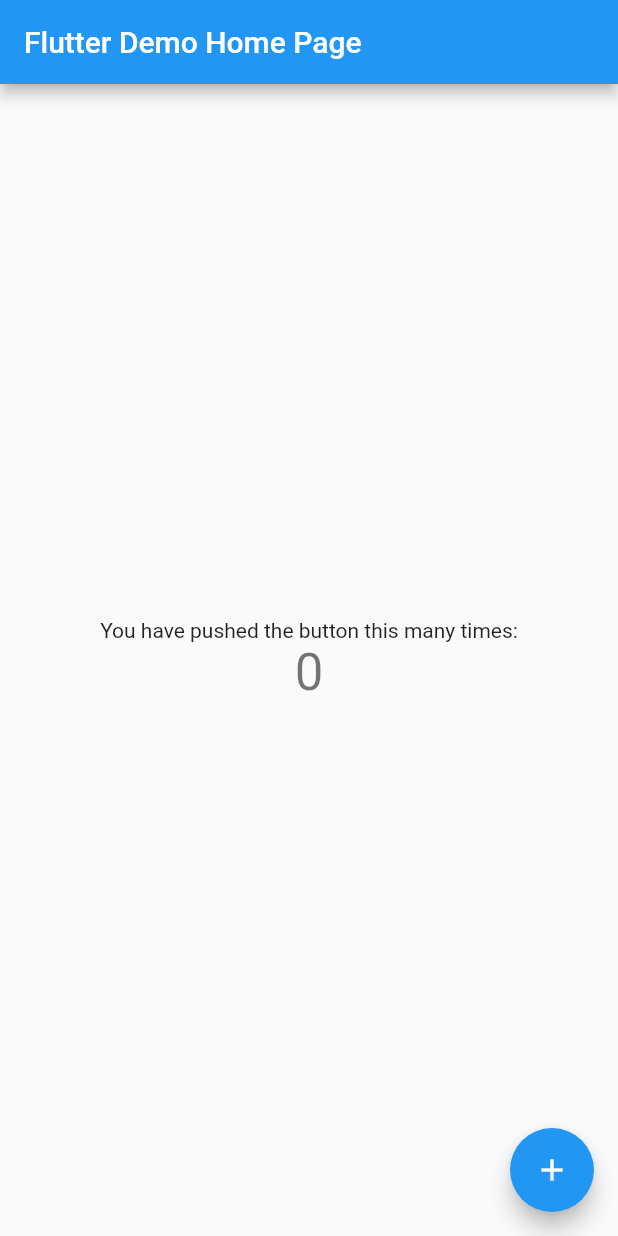
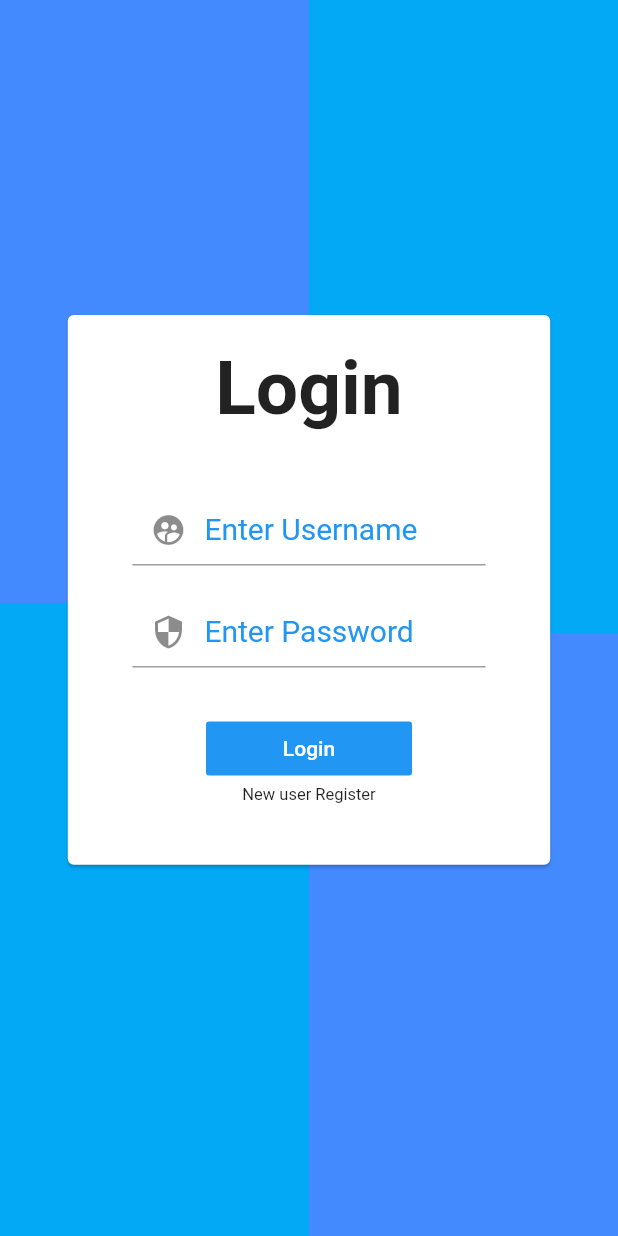
Before and after one commit to oswalgopal/First-Flutter-App, a Flutter app: the screen it shows after launch, on a phone screen of 412 x 824 dp. Run offline on Flutter 3.47's test engine with Material 2 defaults, Android fonts, the phone set to English and light mode, and no system bars.

Commit message:
added login page

```diff
--- a/lib/Signup.dart
+++ b/lib/Signup.dart
@@ -0,0 +1,18 @@
+import 'package:flutter/material.dart';
+
+class Signup extends StatefulWidget {
+  @override
+  _SignupState createState() => _SignupState();
+}
+
+class _SignupState extends State<Signup> {
+  @override
+  Widget build(BuildContext context) {
+    return Scaffold(
+      body: SafeArea(
+          child: Text('Hello Login page')
+      ),
+      backgroundColor: Colors.blue,
+    );
+  }
+}
--- a/lib/home.dart
+++ b/lib/home.dart
@@ -0,0 +1,18 @@
+import 'package:flutter/material.dart';
+
+class Home extends StatefulWidget {
+  @override
+  _HomeState createState() => _HomeState();
+}
+
+class _HomeState extends State<Home> {
+  @override
+  Widget build(BuildContext context) {
+    return Scaffold(
+      body: SafeArea(
+          child: Text('Hello Home page')
+      ),
+      backgroundColor: Colors.blue,
+    );
+  }
+}
--- a/lib/login.dart
+++ b/lib/login.dart
@@ -0,0 +1,108 @@
+import 'package:flutter/gestures.dart';
+import 'package:flutter/material.dart';
+
+class Login extends StatefulWidget {
+  @override
+  _LoginState createState() => _LoginState();
+}
+
+class _LoginState extends State<Login> {
+  @override
+  Widget build(BuildContext context) {
+    return Scaffold(
+      body: SafeArea(
+          child: Stack(
+            children: <Widget>[
+              Container(
+                child: Row(
+                  children: <Widget>[
+                    Column(
+                      children: <Widget>[
+                        Container(width: MediaQuery.of(context).size.width / 2, height: MediaQuery.of(context).size.height / 2.05, color: Colors.blueAccent),
+                      ],
+                    ),
+                    Column(
+                      mainAxisAlignment: MainAxisAlignment.end,
+                      children: <Widget>[
+                        Container(width: MediaQuery.of(context).size.width / 2, height: MediaQuery.of(context).size.height / 2.05, color: Colors.blueAccent),
+                      ],
+                    ),
+                  ],),
+              ),
+              Positioned(
+                top: MediaQuery.of(context).size.height / 4,
+                left: MediaQuery.of(context).size.width / 10,
+                child: Container(
+                  width: MediaQuery.of(context).size.width / 1.25,
+                  height: MediaQuery.of(context).size.height / 2.2,
+                  child: Card(
+                    child: Column(
+                      children: <Widget>[
+                        Padding(
+                            padding: EdgeInsets.all(20),
+                            child: Text('Login', style: TextStyle(fontSize: 50, fontWeight: FontWeight.bold))
+                        ),
+                        Container(
+                          margin: EdgeInsets.fromLTRB(0, 20, 0, 0),
+                          width: MediaQuery.of(context).size.width / 1.75,
+                          child: TextField(
+                            decoration: InputDecoration(
+                                hintText: 'Enter Username',
+                                hintStyle: TextStyle(
+                                    color: Colors.blue,
+                                    fontSize: 20
+                                ),
+                                fillColor: Colors.blue,
+                                prefixIcon: new Icon(Icons.supervised_user_circle),
+                            ),
+                          ),
+                        ),
+                        Container(
+                          margin: EdgeInsets.fromLTRB(0, 20, 0, 0),
+                          width: MediaQuery.of(context).size.width / 1.75,
+                          child: TextFormField(
+                            obscureText: true,
+                            validator: (val) => val.length < 6 ? 'sdkfjskdlfj' : null,
+                            decoration: InputDecoration(
+                              hintText: 'Enter Password',
+                              hintStyle: TextStyle(
+                                color: Colors.blue,
+                                fontSize: 20
+                              ),
+                              fillColor: Colors.blue,
+                              prefixIcon: new Icon(Icons.security),
+                            ),
+                          ),
+                        ),
+                        Container(
+                          width: MediaQuery.of(context).size.width / 3,
+                          margin: EdgeInsets.fromLTRB(0, 30, 0, 0),
+                          child: FlatButton(
+                            color: Colors.blue,
+                            textColor: Colors.white,
+                            child: Text('Login'),
+                            onPressed: () {
+                              Navigator.pushNamed(context, '/home');
+                            },
+                          ),
+                        ),
+                        GestureDetector(
+                          onTap: () {
+                            Navigator.pushNamed(context, '/signup');
+                          },
+                          child: Text('New user Register', style: TextStyle(
+                            fontSize: 11
+                          ),),
+                        )
+                      ],
+                    ),
+                  ),
+                ),
+              ),
+            ]
+          )
+      ),
+      backgroundColor: Colors.lightBlue,
+    );
+  }
+}
--- a/lib/main.dart
+++ b/lib/main.dart
@@ -1,111 +1,12 @@
+import 'package:crm/Signup.dart';
+import 'package:crm/login.dart';
 import 'package:flutter/material.dart';
-
-void main() => runApp(MyApp());
-
-class MyApp extends StatelessWidget {
-  // This widget is the root of your application.
-  @override
-  Widget build(BuildContext context) {
-    return MaterialApp(
-      title: 'Flutter Demo',
-      theme: ThemeData(
-        // This is the theme of your application.
-        //
-        // Try running your application with "flutter run". You'll see the
-        // application has a blue toolbar. Then, without quitting the app, try
-        // changing the primarySwatch below to Colors.green and then invoke
-        // "hot reload" (press "r" in the console where you ran "flutter run",
-        // or simply save your changes to "hot reload" in a Flutter IDE).
-        // Notice that the counter didn't reset back to zero; the application
-        // is not restarted.
-        primarySwatch: Colors.blue,
-      ),
-      home: MyHomePage(title: 'Flutter Demo Home Page'),
-    );
-  }
-}
-
-class MyHomePage extends StatefulWidget {
-  MyHomePage({Key key, this.title}) : super(key: key);
-
-  // This widget is the home page of your application. It is stateful, meaning
-  // that it has a State object (defined below) that contains fields that affect
-  // how it looks.
-
-  // This class is the configuration for the state. It holds the values (in this
-  // case the title) provided by the parent (in this case the App widget) and
-  // used by the build method of the State. Fields in a Widget subclass are
-  // always marked "final".
-
-  final String title;
-
-  @override
-  _MyHomePageState createState() => _MyHomePageState();
-}
-
-class _MyHomePageState extends State<MyHomePage> {
-  int _counter = 0;
-
-  void _incrementCounter() {
-    setState(() {
-      // This call to setState tells the Flutter framework that something has
-      // changed in this State, which causes it to rerun the build method below
-      // so that the display can reflect the updated values. If we changed
-      // _counter without calling setState(), then the build method would not be
-      // called again, and so nothing would appear to happen.
-      _counter++;
-    });
-  }
-
-  @override
-  Widget build(BuildContext context) {
-    // This method is rerun every time setState is called, for instance as done
-    // by the _incrementCounter method above.
-    //
-    // The Flutter framework has been optimized to make rerunning build methods
-    // fast, so that you can just rebuild anything that needs updating rather
-    // than having to individually change instances of widgets.
-    return Scaffold(
-      appBar: AppBar(
-        // Here we take the value from the MyHomePage object that was created by
-        // the App.build method, and use it to set our appbar title.
-        title: Text(widget.title),
-      ),
-      body: Center(
-        // Center is a layout widget. It takes a single child and positions it
-        // in the middle of the parent.
-        child: Column(
-          // Column is also a layout widget. It takes a list of children and
-          // arranges them vertically. By default, it sizes itself to fit its
-          // children horizontally, and tries to be as tall as its parent.
-          //
-          // Invoke "debug painting" (press "p" in the console, choose the
-          // "Toggle Debug Paint" action from the Flutter Inspector in Android
-          // Studio, or the "Toggle Debug Paint" command in Visual Studio Code)
-          // to see the wireframe for each widget.
-          //
-          // Column has various properties to control how it sizes itself and
-          // how it positions its children. Here we use mainAxisAlignment to
-          // center the children vertically; the main axis here is the vertical
-          // axis because Columns are vertical (the cross axis would be
-          // horizontal).
-          mainAxisAlignment: MainAxisAlignment.center,
-          children: <Widget>[
-            Text(
-              'You have pushed the button this many times:',
-            ),
-            Text(
-              '$_counter',
-              style: Theme.of(context).textTheme.display1,
-            ),
-          ],
-        ),
-      ),
-      floatingActionButton: FloatingActionButton(
-        onPressed: _incrementCounter,
-        tooltip: 'Increment',
-        child: Icon(Icons.add),
-      ), // This trailing comma makes auto-formatting nicer for build methods.
-    );
-  }
-}
+import 'package:crm/home.dart';
+void main() => runApp(MaterialApp(
+    initialRoute: '/login',
+    routes: {
+      '/login': (context) => Login(),
+      '/home': (context) => Home(),
+      '/signup': (context) => Signup(),
+    },
+));
```
